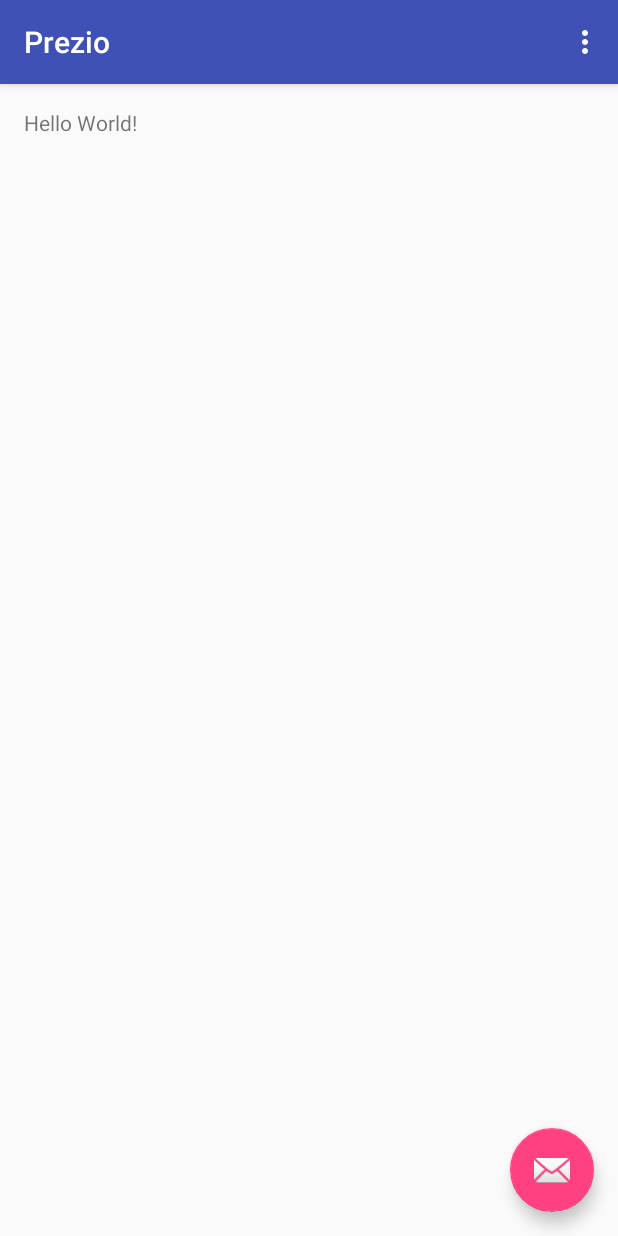
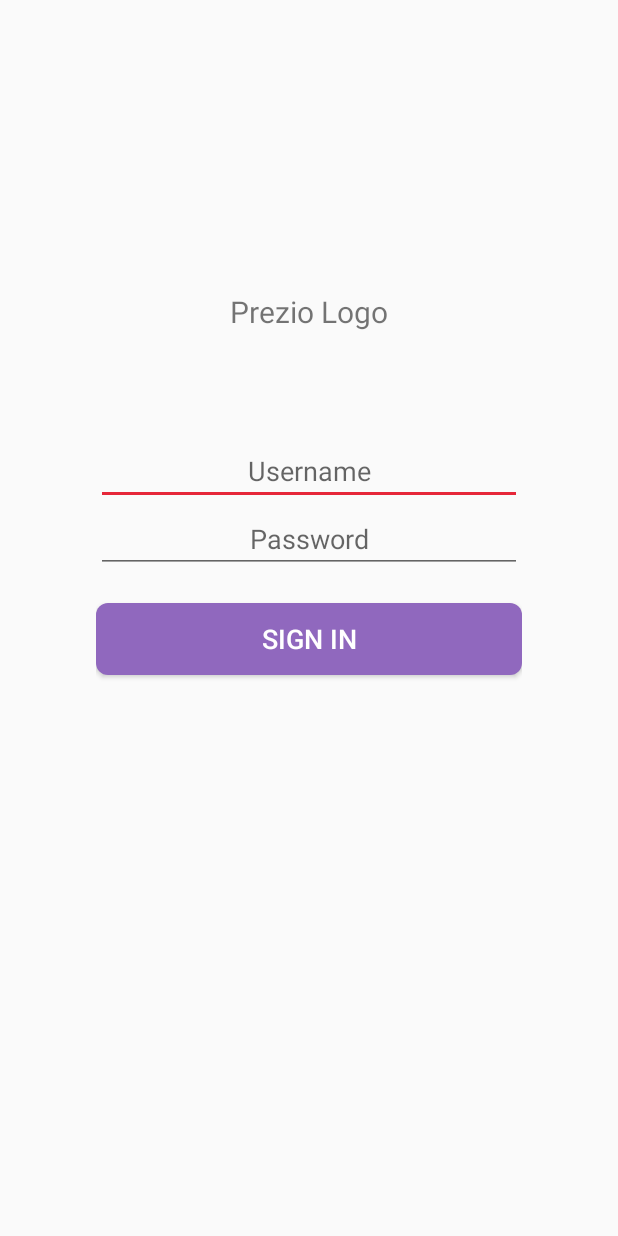
Before and after one commit to bajabob/Prezio-Android, an Android app: the screen it shows after launch (LoginActivity before the commit, HomeActivity after it), on a phone screen of 412 x 824 dp. Run offline under Robolectric (Android 15) with nearby library versions, the phone set to English and light mode, and no system bars; libraries missing offline, so code that uses them is left out: com.noveogroup.android, com.parse; 3 statements that could not run were skipped.

Commit message:
login screen app started

```diff
--- a/Prezio/app/src/main/AndroidManifest.xml
+++ b/Prezio/app/src/main/AndroidManifest.xml
@@ -16,7 +16,7 @@
         android:supportsRtl="true"
         android:theme="@style/AppTheme" >
         <activity
-            android:name=".LoginActivity"
+            android:name=".HomeActivity"
             android:label="@string/app_name"
             android:theme="@style/AppTheme.NoActionBar" >
             <intent-filter>
--- /dev/null
+++ b/Prezio/app/src/main/java/com/prezio/HomeActivity.java
@@ -0,0 +1,40 @@
+package com.prezio;
+
+import android.os.Bundle;
+import android.support.design.widget.AppBarLayout;
+import android.support.v4.app.Fragment;
+import android.support.v7.app.AppCompatActivity;
+import android.view.View;
+
+import com.noveogroup.android.log.Logger;
+import com.noveogroup.android.log.LoggerManager;
+
+public class HomeActivity extends AppCompatActivity implements HomeActivityListener {
+
+    private static final Logger log = LoggerManager.getLogger(HomeActivity.class);
+
+    private AppBarLayout mToolbar;
+
+    @Override
+    protected void onCreate(Bundle savedInstanceState) {
+        super.onCreate(savedInstanceState);
+        setContentView(R.layout.activity_home);
+
+        mToolbar = (AppBarLayout) findViewById(R.id.toolbar);
+
+        onLoadFragment(new LoginFragment(), false);
+    }
+
+
+    @Override
+    public void onLoadFragment(Fragment fragment, boolean hasToolbar) {
+
+        if (findViewById(R.id.fragment_panel) != null) {
+
+            mToolbar.setVisibility(hasToolbar ? View.VISIBLE : View.INVISIBLE);
+
+            getSupportFragmentManager().beginTransaction()
+                    .add(R.id.fragment_panel, fragment).commit();
+        }
+    }
+}
--- /dev/null
+++ b/Prezio/app/src/main/java/com/prezio/HomeActivityListener.java
@@ -0,0 +1,12 @@
+package com.prezio;
+
+import android.support.v4.app.Fragment;
+
+/**
+ * Created by bobtimm on 10/28/2015.
+ */
+public interface HomeActivityListener {
+
+    void onLoadFragment(Fragment fragment, boolean hasToolbar);
+
+}
--- a/Prezio/app/src/main/java/com/prezio/LoginActivity.java
+++ /dev/null
@@ -1,52 +0,0 @@
-package com.prezio;
-
-import android.os.Bundle;
-import android.support.design.widget.FloatingActionButton;
-import android.support.design.widget.Snackbar;
-import android.support.v7.app.AppCompatActivity;
-import android.support.v7.widget.Toolbar;
-import android.view.View;
-import android.view.Menu;
-import android.view.MenuItem;
-
-public class LoginActivity extends AppCompatActivity {
-
-    @Override
-    protected void onCreate(Bundle savedInstanceState) {
-        super.onCreate(savedInstanceState);
-        setContentView(R.layout.activity_login);
-        Toolbar toolbar = (Toolbar) findViewById(R.id.toolbar);
-        setSupportActionBar(toolbar);
-
-        FloatingActionButton fab = (FloatingActionButton) findViewById(R.id.fab);
-        fab.setOnClickListener(new View.OnClickListener() {
-            @Override
-            public void onClick(View view) {
-                Snackbar.make(view, "Replace with your own action", Snackbar.LENGTH_LONG)
-                        .setAction("Action", null).show();
-            }
-        });
-    }
-
-    @Override
-    public boolean onCreateOptionsMenu(Menu menu) {
-        // Inflate the menu; this adds items to the action bar if it is present.
-        getMenuInflater().inflate(R.menu.menu_login, menu);
-        return true;
-    }
-
-    @Override
-    public boolean onOptionsItemSelected(MenuItem item) {
-        // Handle action bar item clicks here. The action bar will
-        // automatically handle clicks on the Home/Up button, so long
-        // as you specify a parent activity in AndroidManifest.xml.
-        int id = item.getItemId();
-
-        //noinspection SimplifiableIfStatement
-        if (id == R.id.action_settings) {
-            return true;
-        }
-
-        return super.onOptionsItemSelected(item);
-    }
-}
--- /dev/null
+++ b/Prezio/app/src/main/java/com/prezio/LoginFragment.java
@@ -0,0 +1,49 @@
+package com.prezio;
+
+import android.os.Bundle;
+import android.support.v4.app.Fragment;
+import android.view.LayoutInflater;
+import android.view.View;
+import android.view.ViewGroup;
+import android.widget.Button;
+import android.widget.EditText;
+import android.widget.ProgressBar;
+
+/**
+ * Created by bobtimm on 10/28/2015.
+ */
+public class LoginFragment extends Fragment implements View.OnClickListener{
+
+    private Button mLogin;
+    private EditText mUsername;
+    private EditText mPassword;
+    private ProgressBar mLoader;
+
+    @Override
+    public View onCreateView(LayoutInflater inflater, ViewGroup container,
+                             Bundle savedInstanceState) {
+        // Inflate the layout for this fragment
+        View v = inflater.inflate(R.layout.fragment_login, container, false);
+
+        mLogin = (Button) v.findViewById(R.id.login);
+        mLogin.setOnClickListener(this);
+
+        mUsername = (EditText)v.findViewById(R.id.username);
+        mPassword = (EditText)v.findViewById(R.id.password);
+
+        mLoader = (ProgressBar) v.findViewById(R.id.loader);
+        mLoader.setVisibility(View.GONE);
+
+        return v;
+    }
+
+    @Override
+    public void onClick(View v) {
+        if(v.getId() == R.id.login){
+            mLogin.setVisibility(View.GONE);
+            mUsername.setVisibility(View.GONE);
+            mPassword.setVisibility(View.GONE);
+            mLoader.setVisibility(View.VISIBLE);
+        }
+    }
+}
--- /dev/null
+++ b/Prezio/app/src/main/res/drawable/button_bg_highlight.xml
@@ -0,0 +1,7 @@
+<?xml version="1.0" encoding="utf-8"?>
+<selector xmlns:android="http://schemas.android.com/apk/res/android">
+    <item android:state_selected="true" android:drawable="@drawable/button_frame_highlightdark" />
+    <item android:state_focused="true" android:drawable="@drawable/button_frame_highlightdark" />
+    <item android:state_pressed="true" android:drawable="@drawable/button_frame_highlightdark" />
+    <item android:drawable="@drawable/button_frame_highlight" />
+</selector>
--- /dev/null
+++ b/Prezio/app/src/main/res/drawable/button_frame_highlight.xml
@@ -0,0 +1,10 @@
+<?xml version="1.0" encoding="utf-8"?>
+<shape xmlns:android="http://schemas.android.com/apk/res/android"
+    android:shape="rectangle">
+    <solid android:color="@color/colorHighlight" />
+    <corners android:radius="8dp"  />
+    <padding android:bottom="4dp" />
+    <padding android:top="4dp" />
+    <padding android:left="4dp" />
+    <padding android:right="4dp" />
+</shape>
--- /dev/null
+++ b/Prezio/app/src/main/res/drawable/button_frame_highlightdark.xml
@@ -0,0 +1,10 @@
+<?xml version="1.0" encoding="utf-8"?>
+<shape xmlns:android="http://schemas.android.com/apk/res/android"
+    android:shape="rectangle">
+    <solid android:color="@color/colorHighlightDark" />
+    <corners android:radius="8dp"  />
+    <padding android:bottom="4dp" />
+    <padding android:top="4dp" />
+    <padding android:left="4dp" />
+    <padding android:right="4dp" />
+</shape>
--- /dev/null
+++ b/Prezio/app/src/main/res/layout/activity_home.xml
@@ -0,0 +1,44 @@
+<?xml version="1.0" encoding="utf-8"?>
+<android.support.design.widget.CoordinatorLayout
+    xmlns:android="http://schemas.android.com/apk/res/android"
+    xmlns:app="http://schemas.android.com/apk/res-auto"
+    xmlns:tools="http://schemas.android.com/tools"
+    android:layout_width="match_parent"
+    android:layout_height="match_parent"
+    android:fitsSystemWindows="true"
+    tools:context=".LoginActivity">
+
+    <LinearLayout
+        android:layout_width="match_parent"
+        android:layout_height="match_parent"
+        android:orientation="vertical">
+
+        <android.support.design.widget.AppBarLayout
+            android:id="@+id/toolbar"
+            android:layout_height="60dp"
+            android:layout_width="match_parent"
+            android:theme="@style/AppTheme.AppBarOverlay">
+
+            <RelativeLayout
+                android:layout_width="match_parent"
+                android:layout_height="match_parent">
+
+                <TextView
+                    android:layout_width="wrap_content"
+                    android:layout_height="wrap_content"
+                    android:layout_centerInParent="true"
+                    android:text="Prezio Logo"
+                    android:textSize="20sp"
+                    android:textColor="@color/white"/>
+
+            </RelativeLayout>
+
+        </android.support.design.widget.AppBarLayout>
+
+        <FrameLayout
+            android:id="@+id/fragment_panel"
+            android:layout_width="match_parent"
+            android:layout_height="match_parent"/>
+
+    </LinearLayout>
+</android.support.design.widget.CoordinatorLayout>
--- a/Prezio/app/src/main/res/layout/activity_login.xml
+++ /dev/null
@@ -1,27 +0,0 @@
-<?xml version="1.0" encoding="utf-8"?>
-<android.support.design.widget.CoordinatorLayout
-    xmlns:android="http://schemas.android.com/apk/res/android"
-    xmlns:app="http://schemas.android.com/apk/res-auto"
-    xmlns:tools="http://schemas.android.com/tools"
-    android:layout_width="match_parent"
-    android:layout_height="match_parent"
-    android:fitsSystemWindows="true"
-    tools:context=".LoginActivity">
-
-    <android.support.design.widget.AppBarLayout android:layout_height="wrap_content"
-        android:layout_width="match_parent" android:theme="@style/AppTheme.AppBarOverlay">
-
-        <android.support.v7.widget.Toolbar android:id="@+id/toolbar"
-            android:layout_width="match_parent" android:layout_height="?attr/actionBarSize"
-            android:background="?attr/colorPrimary" app:popupTheme="@style/AppTheme.PopupOverlay" />
-
-    </android.support.design.widget.AppBarLayout>
-
-    <include layout="@layout/content_login" />
-
-    <android.support.design.widget.FloatingActionButton android:id="@+id/fab"
-        android:layout_width="wrap_content" android:layout_height="wrap_content"
-        android:layout_gravity="bottom|end" android:layout_margin="@dimen/fab_margin"
-        android:src="@android:drawable/ic_dialog_email" />
-
-</android.support.design.widget.CoordinatorLayout>
--- a/Prezio/app/src/main/res/layout/content_login.xml
+++ /dev/null
@@ -1,14 +0,0 @@
-<?xml version="1.0" encoding="utf-8"?>
-<RelativeLayout xmlns:android="http://schemas.android.com/apk/res/android"
-    xmlns:tools="http://schemas.android.com/tools"
-    xmlns:app="http://schemas.android.com/apk/res-auto" android:layout_width="match_parent"
-    android:layout_height="match_parent" android:paddingLeft="@dimen/activity_horizontal_margin"
-    android:paddingRight="@dimen/activity_horizontal_margin"
-    android:paddingTop="@dimen/activity_vertical_margin"
-    android:paddingBottom="@dimen/activity_vertical_margin"
-    app:layout_behavior="@string/appbar_scrolling_view_behavior"
-    tools:showIn="@layout/activity_login" tools:context=".LoginActivity">
-
-    <TextView android:text="Hello World!" android:layout_width="wrap_content"
-        android:layout_height="wrap_content" />
-</RelativeLayout>
--- /dev/null
+++ b/Prezio/app/src/main/res/layout/fragment_login.xml
@@ -0,0 +1,53 @@
+<?xml version="1.0" encoding="utf-8"?>
+<LinearLayout
+    xmlns:android="http://schemas.android.com/apk/res/android"
+    android:orientation="vertical"
+    android:layout_width="match_parent"
+    android:layout_height="match_parent"
+    android:padding="64dp">
+
+    <TextView
+        android:text="Prezio Logo"
+        android:layout_marginTop="70dp"
+        android:layout_gravity="center_horizontal"
+        android:layout_width="wrap_content"
+        android:layout_height="wrap_content"
+        android:layout_marginBottom="70dp"
+        android:textSize="20sp"/>
+
+    <ProgressBar
+        android:id="@+id/loader"
+        android:layout_gravity="center_horizontal"
+        android:indeterminate="true"
+        android:layout_width="wrap_content"
+        android:layout_height="wrap_content" />
+
+    <EditText
+        android:id="@+id/username"
+        android:textAlignment="center"
+        android:layout_width="match_parent"
+        android:layout_height="wrap_content"
+        android:hint="@string/login_username"
+        android:inputType="text"
+        android:imeOptions="actionNext"/>
+
+    <EditText
+        android:id="@+id/password"
+        android:textAlignment="center"
+        android:layout_width="match_parent"
+        android:layout_height="wrap_content"
+        android:hint="@string/login_password"
+        android:inputType="textVisiblePassword"
+        android:imeOptions="actionDone"/>
+
+    <Button
+        android:id="@+id/login"
+        android:layout_marginTop="20dp"
+        android:layout_width="match_parent"
+        android:layout_height="wrap_content"
+        android:background="@drawable/button_bg_highlight"
+        android:text="@string/login_signin"
+        android:textColor="@color/white"
+        android:textSize="18sp"/>
+
+</LinearLayout>
--- a/Prezio/app/src/main/res/values/colors.xml
+++ b/Prezio/app/src/main/res/values/colors.xml
@@ -1,6 +1,13 @@
 <?xml version="1.0" encoding="utf-8"?>
 <resources>
-    <color name="colorPrimary">#3F51B5</color>
-    <color name="colorPrimaryDark">#303F9F</color>
-    <color name="colorAccent">#FF4081</color>
+    <color name="white">#ffffff</color>
+
+    <color name="colorPrimary">#6ed3cf</color>
+    <color name="colorPrimaryDark">#419491</color>
+    <color name="colorHighlight">#9068be</color>
+    <color name="colorHighlightDark">#6E4D94</color>
+    <color name="colorAccent">#e62739</color>
+
+    <color name="colorPrimaryGreyLight">#e1e8f0</color>
+    <color name="colorPrimaryGreyDark">#55585d</color>
 </resources>
--- a/Prezio/app/src/main/res/values/strings.xml
+++ b/Prezio/app/src/main/res/values/strings.xml
@@ -1,4 +1,8 @@
 <resources>
     <string name="app_name">Prezio</string>
     <string name="action_settings">Settings</string>
+
+    <string name="login_username">Username</string>
+    <string name="login_password">Password</string>
+    <string name="login_signin">SIGN IN</string>
 </resources>
```
Also changed, not shown: Prezio/app/src/main/java/com/prezio/PrezioApplication.java (+6 -2 lines).
